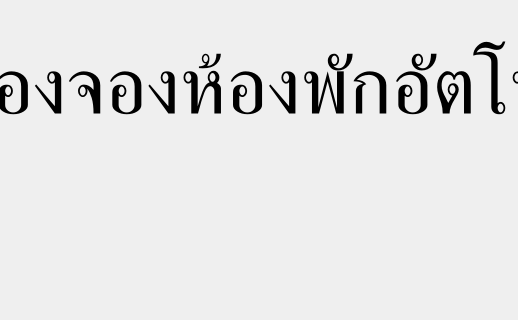
This is ui/home.ui in napassadol/rent_room_pyqt as Qt 5 draws it before an edit; both pictures show x 363 to 881 and y 175 to 495 of the 1280 by 800 pixel window. The edited form follows.
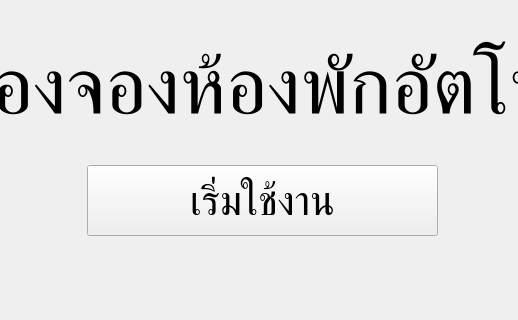
This is the edited form. Icons and pictures are not drawn.

Commit message: add home button

The edit to the form file:
```diff
--- a/ui/home.ui
+++ b/ui/home.ui
@@ -77,7 +77,7 @@
     <property name="geometry">
      <rect>
       <x>130</x>
-      <y>430</y>
+      <y>470</y>
       <width>1000</width>
       <height>280</height>
      </rect>
@@ -97,6 +97,24 @@
      <bool>true</bool>
     </property>
    </widget>
+   <widget class="QPushButton" name="pushButton">
+    <property name="geometry">
+     <rect>
+      <x>450</x>
+      <y>340</y>
+      <width>351</width>
+      <height>71</height>
+     </rect>
+    </property>
+    <property name="font">
+     <font>
+      <pointsize>31</pointsize>
+     </font>
+    </property>
+    <property name="text">
+     <string>เริ่มใช้งาน</string>
+    </property>
+   </widget>
   </widget>
  </widget>
  <resources/>
```
The commit also changes 2 other files.
